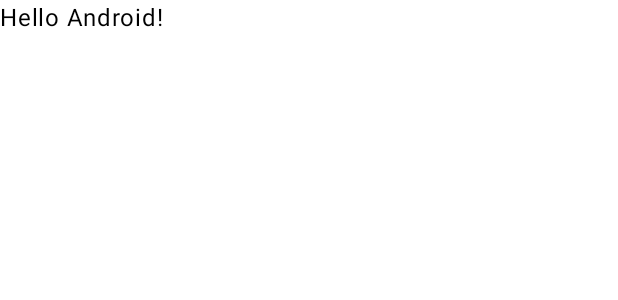
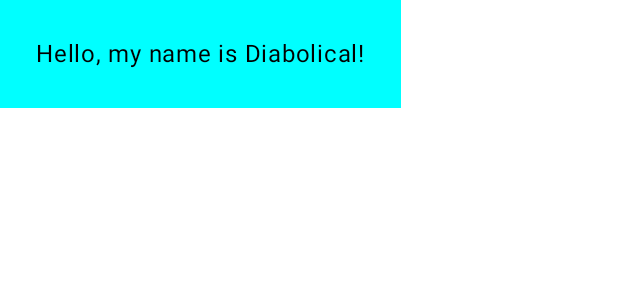
Before and after one commit to ZenBubble/SCiPNet, an Android app built with Jetpack Compose: the @Preview function GreetingPreview, on a phone screen of 412 x 824 dp. Shown: the top 300 px of the screen. Run offline under Robolectric (Android 15) with nearby library versions, the phone set to English and light mode, and no system bars.

```diff
--- a/app/src/main/java/com/example/scipnet/MainActivity.kt
+++ b/app/src/main/java/com/example/scipnet/MainActivity.kt
@@ -8,10 +8,14 @@ import androidx.compose.foundation.layout.fillMaxSize
 import androidx.compose.foundation.layout.padding
 import androidx.compose.material3.Scaffold
 import androidx.compose.material3.Text
+import androidx.compose.material3.Surface
 import androidx.compose.runtime.Composable
 import androidx.compose.ui.Modifier
+import androidx.compose.ui.graphics.Color
 import androidx.compose.ui.tooling.preview.Preview
 import com.example.scipnet.ui.theme.SCiPNetTheme
+import androidx.compose.ui.unit.dp
+import androidx.compose.foundation.layout.padding
 
 class MainActivity : ComponentActivity() {
     override fun onCreate(savedInstanceState: Bundle?) {
@@ -21,7 +25,7 @@ class MainActivity : ComponentActivity() {
             SCiPNetTheme {
                 Scaffold(modifier = Modifier.fillMaxSize()) { innerPadding ->
                     Greeting(
-                        name = "Android",
+                        name = "Big Chungdfsadus",
                         modifier = Modifier.padding(innerPadding)
                     )
                 }
@@ -32,16 +36,18 @@ class MainActivity : ComponentActivity() {
 
 @Composable
 fun Greeting(name: String, modifier: Modifier = Modifier) {
-    Text(
-        text = "Hello $name!",
-        modifier = modifier
-    )
+    Surface(color = Color.Cyan) {
+        Text(
+            text = "Hello, my name is $name!",
+            modifier = modifier.padding(24.dp)
+        )
+    }
 }
 
 @Preview(showBackground = true)
 @Composable
 fun GreetingPreview() {
     SCiPNetTheme {
-        Greeting("Android")
+        Greeting("Diabolical")
     }
 }
```
Also changed, not shown: 1 other file.
